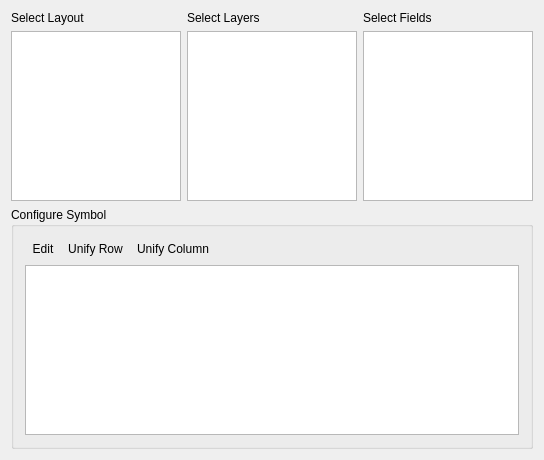
Qt form Layout/gwmlayoutbatchdialog.ui (GWmodel-Lab/GWmodelS) before a commit.
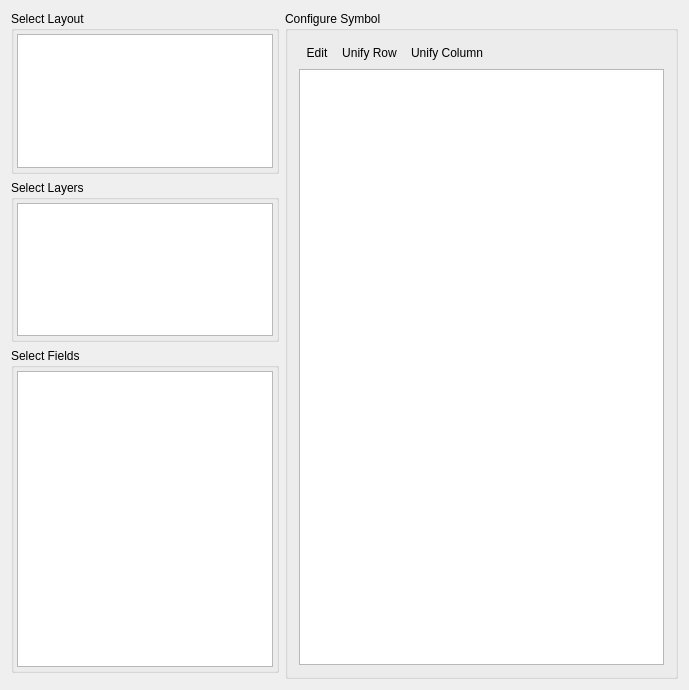
The same form after that commit. Icons and pictures are not drawn.

Diff of the .ui file:
```diff
--- a/Layout/gwmlayoutbatchdialog.ui
+++ b/Layout/gwmlayoutbatchdialog.ui
@@ -6,65 +6,44 @@
    <rect>
     <x>0</x>
     <y>0</y>
-    <width>544</width>
-    <height>460</height>
+    <width>689</width>
+    <height>690</height>
    </rect>
   </property>
   <property name="windowTitle">
    <string>GwmLayoutBatchDialog</string>
   </property>
-  <layout class="QGridLayout" name="gridLayout">
-   <item row="0" column="2">
-    <layout class="QVBoxLayout" name="verticalLayout">
-     <item>
-      <widget class="QLabel" name="label">
-       <property name="text">
-        <string>Select Layout</string>
-       </property>
-      </widget>
-     </item>
-     <item>
-      <widget class="QListView" name="lsvLayout"/>
-     </item>
-    </layout>
+  <layout class="QGridLayout" name="gridLayout" rowstretch="1,1,2,0" columnstretch="0,0,0,0,1">
+   <item row="2" column="2">
+    <widget class="QGroupBox" name="groupBox_4">
+     <property name="title">
+      <string>Select Fields</string>
+     </property>
+     <layout class="QGridLayout" name="gridLayout_5">
+      <property name="leftMargin">
+       <number>3</number>
+      </property>
+      <property name="topMargin">
+       <number>3</number>
+      </property>
+      <property name="rightMargin">
+       <number>3</number>
+      </property>
+      <property name="bottomMargin">
+       <number>3</number>
+      </property>
+      <item row="0" column="0">
+       <widget class="QListView" name="lsvField"/>
+      </item>
+     </layout>
+    </widget>
    </item>
-   <item row="0" column="3">
-    <layout class="QVBoxLayout" name="verticalLayout_2">
-     <item>
-      <widget class="QLabel" name="label_2">
-       <property name="text">
-        <string>Select Layers</string>
-       </property>
-      </widget>
-     </item>
-     <item>
-      <widget class="QListView" name="lsvLayer"/>
-     </item>
-    </layout>
-   </item>
-   <item row="0" column="4">
-    <layout class="QVBoxLayout" name="verticalLayout_3">
-     <item>
-      <widget class="QLabel" name="label_3">
-       <property name="text">
-        <string>Select Fields</string>
-       </property>
-      </widget>
-     </item>
-     <item>
-      <widget class="QListView" name="lsvField"/>
-     </item>
-    </layout>
-   </item>
-   <item row="1" column="2" colspan="3">
+   <item row="0" column="4" rowspan="4">
     <widget class="QGroupBox" name="groupBox">
      <property name="title">
       <string>Configure Symbol</string>
      </property>
      <layout class="QGridLayout" name="gridLayout_2">
-      <item row="1" column="0">
-       <widget class="QTableView" name="tbvSymbology"/>
-      </item>
       <item row="0" column="0">
        <layout class="QHBoxLayout" name="horizontalLayout">
         <property name="spacing">
@@ -129,6 +108,57 @@
          </spacer>
         </item>
        </layout>
+      </item>
+      <item row="1" column="0">
+       <widget class="QTreeView" name="trvSymbology"/>
+      </item>
+     </layout>
+    </widget>
+   </item>
+   <item row="1" column="2">
+    <widget class="QGroupBox" name="groupBox_3">
+     <property name="title">
+      <string>Select Layers</string>
+     </property>
+     <layout class="QGridLayout" name="gridLayout_4">
+      <property name="leftMargin">
+       <number>3</number>
+      </property>
+      <property name="topMargin">
+       <number>3</number>
+      </property>
+      <property name="rightMargin">
+       <number>3</number>
+      </property>
+      <property name="bottomMargin">
+       <number>3</number>
+      </property>
+      <item row="0" column="0">
+       <widget class="QListView" name="lsvLayer"/>
+      </item>
+     </layout>
+    </widget>
+   </item>
+   <item row="0" column="2">
+    <widget class="QGroupBox" name="groupBox_2">
+     <property name="title">
+      <string>Select Layout</string>
+     </property>
+     <layout class="QGridLayout" name="gridLayout_3">
+      <property name="leftMargin">
+       <number>3</number>
+      </property>
+      <property name="topMargin">
+       <number>3</number>
+      </property>
+      <property name="rightMargin">
+       <number>3</number>
+      </property>
+      <property name="bottomMargin">
+       <number>3</number>
+      </property>
+      <item row="0" column="0">
+       <widget class="QListView" name="lsvLayout"/>
       </item>
      </layout>
     </widget>
```
